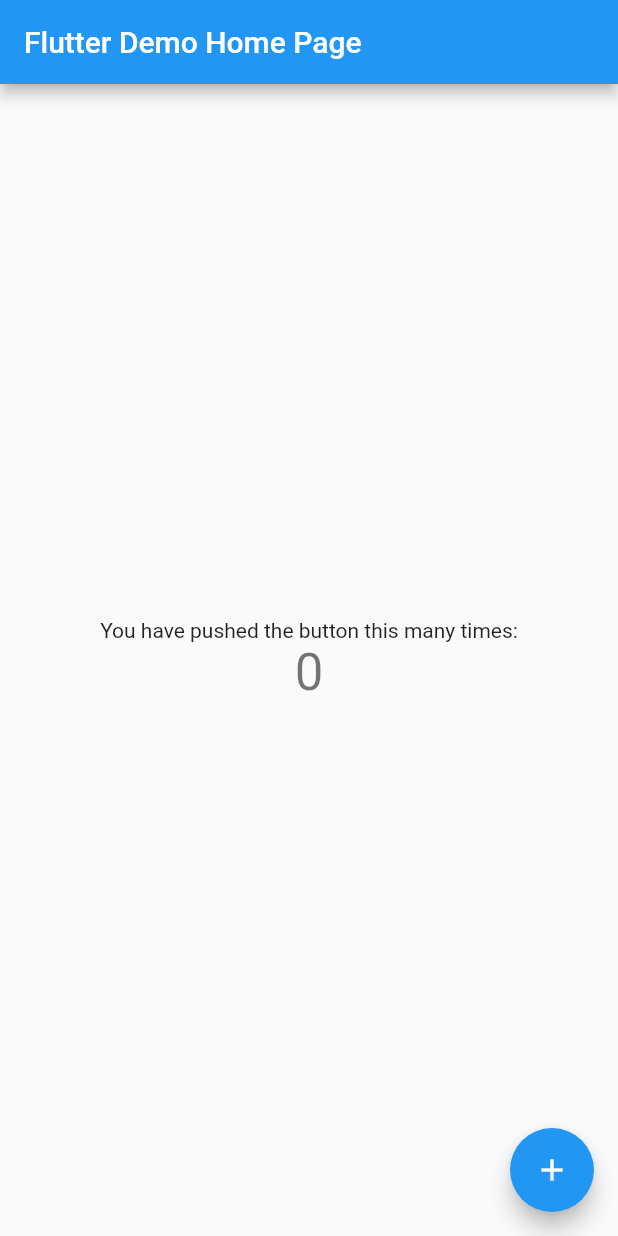
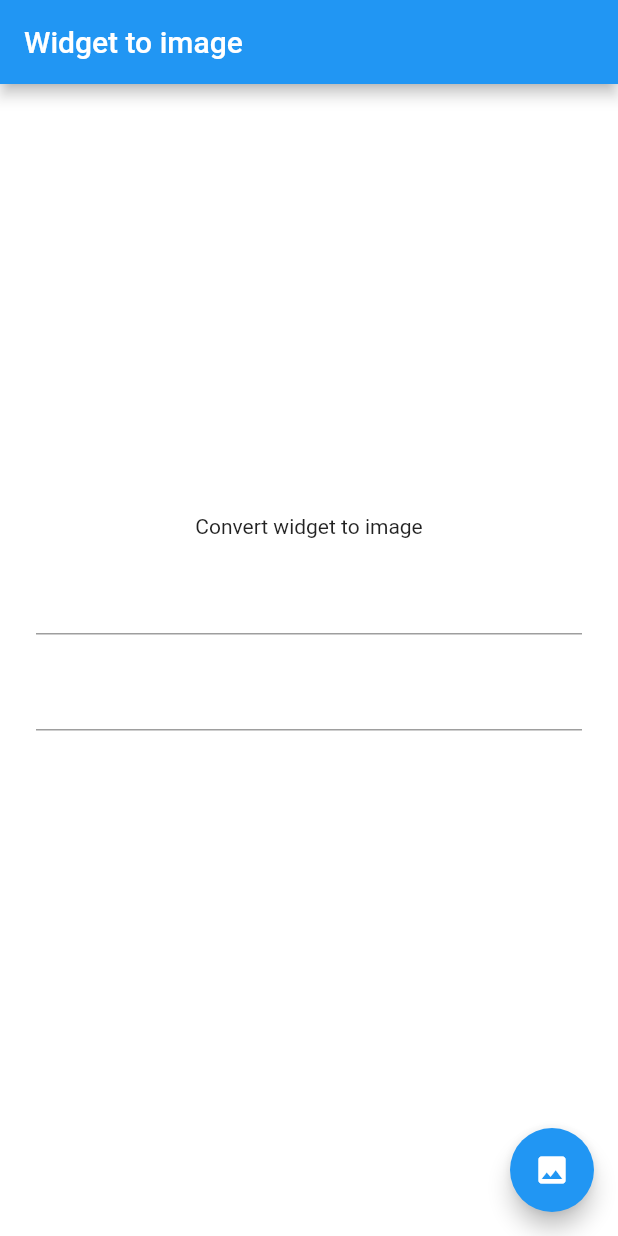
Before and after one commit to FabianVarela/widget_to_image, a Flutter app: the screen it shows after launch, on a phone screen of 412 x 824 dp. Run offline on Flutter 3.47's test engine with Material 2 defaults, Android fonts, the phone set to English and light mode, and no system bars.

Commit message:
Implement widget as image with BLoC pattern as example

```diff
--- /dev/null
+++ b/lib/bloc/test_bloc.dart
@@ -0,0 +1,24 @@
+import 'dart:async';
+
+class TestBloc implements BaseBloc {
+  /// Init controllers
+  final _dataStream = StreamController<List<String>>();
+
+  /// Expose data from stream
+  Stream<List<String>> get dataStream => _dataStream.stream;
+
+  /// Functions
+  void fetchData(String data, String data2) async {
+    _dataStream.sink.add([data, data2]);
+
+    Future.delayed(Duration(seconds: 1), () => _dataStream.sink.add(null));
+  }
+
+  void dispose() {
+    _dataStream.close();
+  }
+}
+
+abstract class BaseBloc {
+  void dispose();
+}
--- a/lib/main.dart
+++ b/lib/main.dart
@@ -1,111 +1,144 @@
+import 'dart:typed_data';
+import 'dart:ui' as ui;
+
 import 'package:flutter/material.dart';
+import 'package:flutter/rendering.dart';
+
+import 'bloc/test_bloc.dart';
 
 void main() => runApp(MyApp());
 
 class MyApp extends StatelessWidget {
-  // This widget is the root of your application.
   @override
   Widget build(BuildContext context) {
     return MaterialApp(
-      title: 'Flutter Demo',
       theme: ThemeData(
-        // This is the theme of your application.
-        //
-        // Try running your application with "flutter run". You'll see the
-        // application has a blue toolbar. Then, without quitting the app, try
-        // changing the primarySwatch below to Colors.green and then invoke
-        // "hot reload" (press "r" in the console where you ran "flutter run",
-        // or simply save your changes to "hot reload" in a Flutter IDE).
-        // Notice that the counter didn't reset back to zero; the application
-        // is not restarted.
         primarySwatch: Colors.blue,
       ),
-      home: MyHomePage(title: 'Flutter Demo Home Page'),
+      home: MyHomePage(),
     );
   }
 }
 
 class MyHomePage extends StatefulWidget {
-  MyHomePage({Key key, this.title}) : super(key: key);
-
-  // This widget is the home page of your application. It is stateful, meaning
-  // that it has a State object (defined below) that contains fields that affect
-  // how it looks.
-
-  // This class is the configuration for the state. It holds the values (in this
-  // case the title) provided by the parent (in this case the App widget) and
-  // used by the build method of the State. Fields in a Widget subclass are
-  // always marked "final".
-
-  final String title;
-
   @override
   _MyHomePageState createState() => _MyHomePageState();
 }
 
 class _MyHomePageState extends State<MyHomePage> {
-  int _counter = 0;
+  final _controller1 = TextEditingController();
+  final _controller2 = TextEditingController();
 
-  void _incrementCounter() {
-    setState(() {
-      // This call to setState tells the Flutter framework that something has
-      // changed in this State, which causes it to rerun the build method below
-      // so that the display can reflect the updated values. If we changed
-      // _counter without calling setState(), then the build method would not be
-      // called again, and so nothing would appear to happen.
-      _counter++;
-    });
+  final GlobalKey _globalKey = GlobalKey();
+  final _testBloc = TestBloc();
+
+  Uint8List _photo;
+
+  @override
+  void dispose() {
+    _testBloc.dispose();
+    super.dispose();
   }
 
   @override
   Widget build(BuildContext context) {
-    // This method is rerun every time setState is called, for instance as done
-    // by the _incrementCounter method above.
-    //
-    // The Flutter framework has been optimized to make rerunning build methods
-    // fast, so that you can just rebuild anything that needs updating rather
-    // than having to individually change instances of widgets.
     return Scaffold(
       appBar: AppBar(
-        // Here we take the value from the MyHomePage object that was created by
-        // the App.build method, and use it to set our appbar title.
-        title: Text(widget.title),
+        title: Text("Widget to image"),
       ),
-      body: Center(
-        // Center is a layout widget. It takes a single child and positions it
-        // in the middle of the parent.
+      body: Stack(
+        children: <Widget>[
+          StreamBuilder<List<String>>(
+            stream: _testBloc.dataStream,
+            builder: (context, snapShot) {
+              if (snapShot.hasData) return _getETA(snapShot.data);
+
+              return Container();
+            },
+          ),
+          Container(
+            color: Colors.white,
+            height: MediaQuery.of(context).size.height,
+            width: MediaQuery.of(context).size.width,
+            padding: EdgeInsets.only(left: 24, right: 24),
+            child: Column(
+              mainAxisAlignment: MainAxisAlignment.center,
+              crossAxisAlignment: CrossAxisAlignment.center,
+              children: <Widget>[
+                Text('Convert widget to image'),
+                SizedBox(height: 16),
+                TextField(
+                  controller: _controller1,
+                  onChanged: (value) {
+                    setState(() => _controller1.text = value);
+                  },
+                ),
+                SizedBox(height: 16),
+                TextField(
+                  controller: _controller2,
+                  onChanged: (value) {
+                    setState(() => _controller2.text = value);
+                  },
+                ),
+                SizedBox(height: 50),
+                if (_photo != null) Image.memory(_photo, fit: BoxFit.contain),
+              ],
+            ),
+          )
+        ],
+      ),
+      floatingActionButton: FloatingActionButton(
+        onPressed: (_controller1.text.isNotEmpty && _controller2.text.isNotEmpty)
+            ? () => _testBloc.fetchData(_controller1.text, _controller2.text)
+            : null,
+        tooltip: 'Convert to image',
+        child: Icon(Icons.image),
+      ),
+    );
+  }
+
+  Future<void> _convert(_globalKey) async {
+    try {
+      RenderRepaintBoundary boundary =
+          _globalKey.currentContext.findRenderObject();
+
+      ui.Image image = await boundary.toImage();
+      ByteData byteData =
+          await image.toByteData(format: ui.ImageByteFormat.png);
+
+      setState(() => _photo = byteData.buffer.asUint8List());
+    } catch (e) {
+      print(e);
+    }
+  }
+
+  Widget _getETA(List<String> data) {
+    Future.delayed(Duration(milliseconds: 500), () => _convert(_globalKey));
+
+    return RepaintBoundary(
+      key: _globalKey,
+      child: Container(
+        width: 70,
+        height: 50,
+        decoration: BoxDecoration(
+          color: Color.fromRGBO(90, 199, 216, 1),
+          shape: BoxShape.rectangle,
+        ),
+        padding: EdgeInsets.all(8),
         child: Column(
-          // Column is also layout widget. It takes a list of children and
-          // arranges them vertically. By default, it sizes itself to fit its
-          // children horizontally, and tries to be as tall as its parent.
-          //
-          // Invoke "debug painting" (press "p" in the console, choose the
-          // "Toggle Debug Paint" action from the Flutter Inspector in Android
-          // Studio, or the "Toggle Debug Paint" command in Visual Studio Code)
-          // to see the wireframe for each widget.
-          //
-          // Column has various properties to control how it sizes itself and
-          // how it positions its children. Here we use mainAxisAlignment to
-          // center the children vertically; the main axis here is the vertical
-          // axis because Columns are vertical (the cross axis would be
-          // horizontal).
-          mainAxisAlignment: MainAxisAlignment.center,
           children: <Widget>[
             Text(
-              'You have pushed the button this many times:',
+              data[0],
+              style: TextStyle(color: Colors.white, fontSize: 15),
             ),
+            SizedBox(height: 1),
             Text(
-              '$_counter',
-              style: Theme.of(context).textTheme.display1,
+              data[1],
+              style: TextStyle(color: Colors.white, fontSize: 12),
             ),
           ],
         ),
       ),
-      floatingActionButton: FloatingActionButton(
-        onPressed: _incrementCounter,
-        tooltip: 'Increment',
-        child: Icon(Icons.add),
-      ), // This trailing comma makes auto-formatting nicer for build methods.
     );
   }
 }
```
